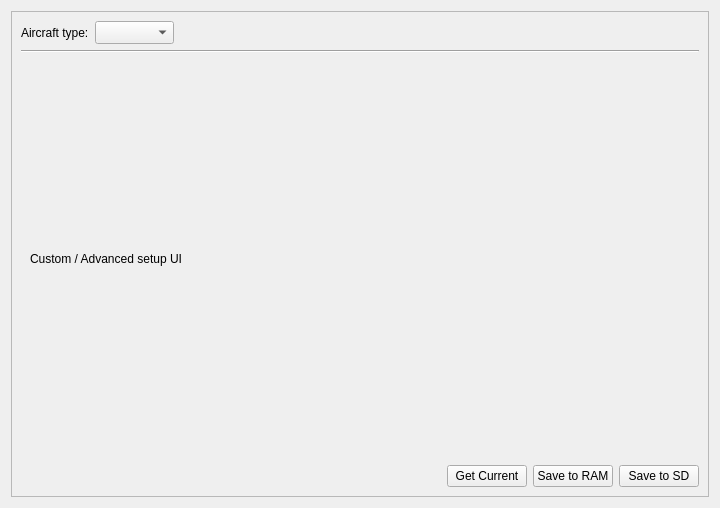
Before: the Qt Designer form ground/src/plugins/config/airframe.ui in openpilot/OpenPilot, drawn with Qt 5.
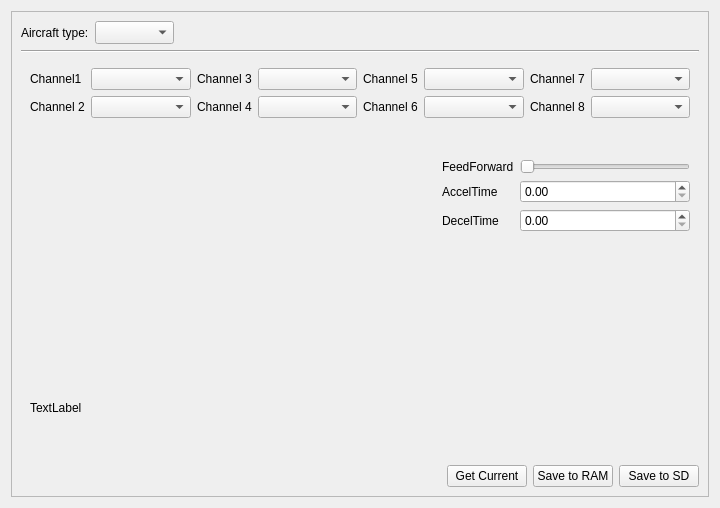
After: the same form once the commit is applied. The open tabs and pages were chosen to show the change. Custom widgets are drawn as their Qt base class.

Commit message: OP-138 Corrected inconsistency with Quad-X read/write.

```diff
--- a/ground/src/plugins/config/airframe.ui
+++ b/ground/src/plugins/config/airframe.ui
@@ -887,11 +887,207 @@
         <widget class="QWidget" name="custom">
          <layout class="QVBoxLayout" name="verticalLayout_9">
           <item>
-           <widget class="QLabel" name="label_2">
-            <property name="text">
-             <string>Custom / Advanced setup UI</string>
-            </property>
-           </widget>
+           <layout class="QVBoxLayout" name="verticalLayout_16">
+            <item>
+             <layout class="QHBoxLayout" name="horizontalLayout_13">
+              <item>
+               <layout class="QFormLayout" name="formLayout_8">
+                <item row="0" column="0">
+                 <widget class="QLabel" name="label_2">
+                  <property name="text">
+                   <string>Channel1</string>
+                  </property>
+                 </widget>
+                </item>
+                <item row="0" column="1">
+                 <widget class="QComboBox" name="comboBox"/>
+                </item>
+                <item row="1" column="0">
+                 <widget class="QLabel" name="label_29">
+                  <property name="text">
+                   <string>Channel 2</string>
+                  </property>
+                 </widget>
+                </item>
+                <item row="1" column="1">
+                 <widget class="QComboBox" name="comboBox_5"/>
+                </item>
+               </layout>
+              </item>
+              <item>
+               <layout class="QFormLayout" name="formLayout_9">
+                <property name="fieldGrowthPolicy">
+                 <enum>QFormLayout::AllNonFixedFieldsGrow</enum>
+                </property>
+                <item row="0" column="0">
+                 <widget class="QLabel" name="label_26">
+                  <property name="text">
+                   <string>Channel 3</string>
+                  </property>
+                 </widget>
+                </item>
+                <item row="0" column="1">
+                 <widget class="QComboBox" name="comboBox_3"/>
+                </item>
+                <item row="1" column="0">
+                 <widget class="QLabel" name="label_30">
+                  <property name="text">
+                   <string>Channel 4</string>
+                  </property>
+                 </widget>
+                </item>
+                <item row="1" column="1">
+                 <widget class="QComboBox" name="comboBox_6"/>
+                </item>
+               </layout>
+              </item>
+              <item>
+               <layout class="QFormLayout" name="formLayout_11">
+                <item row="0" column="0">
+                 <widget class="QLabel" name="label_28">
+                  <property name="text">
+                   <string>Channel 5</string>
+                  </property>
+                 </widget>
+                </item>
+                <item row="0" column="1">
+                 <widget class="QComboBox" name="comboBox_4"/>
+                </item>
+                <item row="1" column="0">
+                 <widget class="QLabel" name="label_31">
+                  <property name="text">
+                   <string>Channel 6</string>
+                  </property>
+                 </widget>
+                </item>
+                <item row="1" column="1">
+                 <widget class="QComboBox" name="comboBox_7"/>
+                </item>
+               </layout>
+              </item>
+              <item>
+               <layout class="QFormLayout" name="formLayout_5">
+                <property name="fieldGrowthPolicy">
+                 <enum>QFormLayout::AllNonFixedFieldsGrow</enum>
+                </property>
+                <item row="0" column="0">
+                 <widget class="QLabel" name="label_27">
+                  <property name="text">
+                   <string>Channel 7</string>
+                  </property>
+                 </widget>
+                </item>
+                <item row="0" column="1">
+                 <widget class="QComboBox" name="comboBox_2"/>
+                </item>
+                <item row="1" column="0">
+                 <widget class="QLabel" name="label_32">
+                  <property name="text">
+                   <string>Channel 8</string>
+                  </property>
+                 </widget>
+                </item>
+                <item row="1" column="1">
+                 <widget class="QComboBox" name="comboBox_8"/>
+                </item>
+               </layout>
+              </item>
+             </layout>
+            </item>
+            <item>
+             <layout class="QHBoxLayout" name="horizontalLayout_14">
+              <item>
+               <widget class="MixerCurveWidget" name="widget_2" native="true">
+                <property name="sizePolicy">
+                 <sizepolicy hsizetype="MinimumExpanding" vsizetype="MinimumExpanding">
+                  <horstretch>0</horstretch>
+                  <verstretch>0</verstretch>
+                 </sizepolicy>
+                </property>
+                <property name="minimumSize">
+                 <size>
+                  <width>150</width>
+                  <height>150</height>
+                 </size>
+                </property>
+                <property name="maximumSize">
+                 <size>
+                  <width>200</width>
+                  <height>200</height>
+                 </size>
+                </property>
+               </widget>
+              </item>
+              <item>
+               <widget class="MixerCurveWidget" name="widget" native="true">
+                <property name="sizePolicy">
+                 <sizepolicy hsizetype="MinimumExpanding" vsizetype="MinimumExpanding">
+                  <horstretch>0</horstretch>
+                  <verstretch>0</verstretch>
+                 </sizepolicy>
+                </property>
+                <property name="minimumSize">
+                 <size>
+                  <width>150</width>
+                  <height>150</height>
+                 </size>
+                </property>
+                <property name="maximumSize">
+                 <size>
+                  <width>200</width>
+                  <height>200</height>
+                 </size>
+                </property>
+               </widget>
+              </item>
+              <item>
+               <layout class="QFormLayout" name="formLayout_12">
+                <item row="0" column="0">
+                 <widget class="QLabel" name="label_34">
+                  <property name="text">
+                   <string>FeedForward</string>
+                  </property>
+                 </widget>
+                </item>
+                <item row="0" column="1">
+                 <widget class="QSlider" name="horizontalSlider">
+                  <property name="orientation">
+                   <enum>Qt::Horizontal</enum>
+                  </property>
+                 </widget>
+                </item>
+                <item row="1" column="0">
+                 <widget class="QLabel" name="label_35">
+                  <property name="text">
+                   <string>AccelTime</string>
+                  </property>
+                 </widget>
+                </item>
+                <item row="1" column="1">
+                 <widget class="QDoubleSpinBox" name="doubleSpinBox"/>
+                </item>
+                <item row="2" column="0">
+                 <widget class="QLabel" name="label_36">
+                  <property name="text">
+                   <string>DecelTime</string>
+                  </property>
+                 </widget>
+                </item>
+                <item row="2" column="1">
+                 <widget class="QDoubleSpinBox" name="doubleSpinBox_2"/>
+                </item>
+               </layout>
+              </item>
+             </layout>
+            </item>
+            <item>
+             <widget class="QLabel" name="label_33">
+              <property name="text">
+               <string>TextLabel</string>
+              </property>
+             </widget>
+            </item>
+           </layout>
           </item>
          </layout>
         </widget>
```
Left out of the diff: 2 changed lines with no effect on the pictures. The commit also changes 2 other files.
